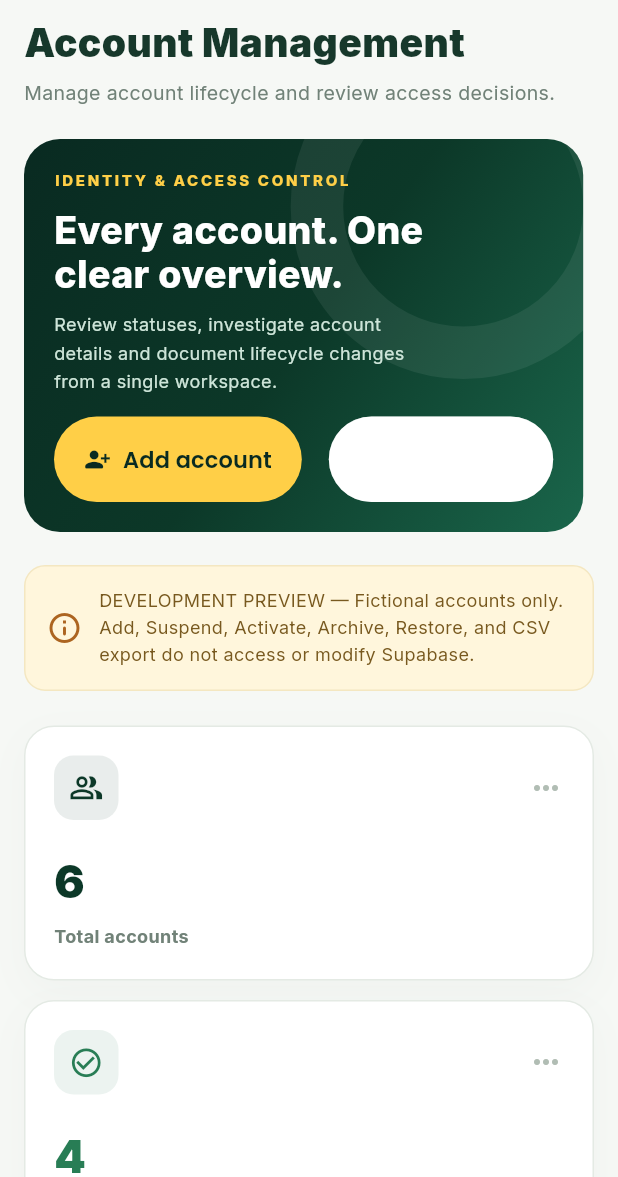
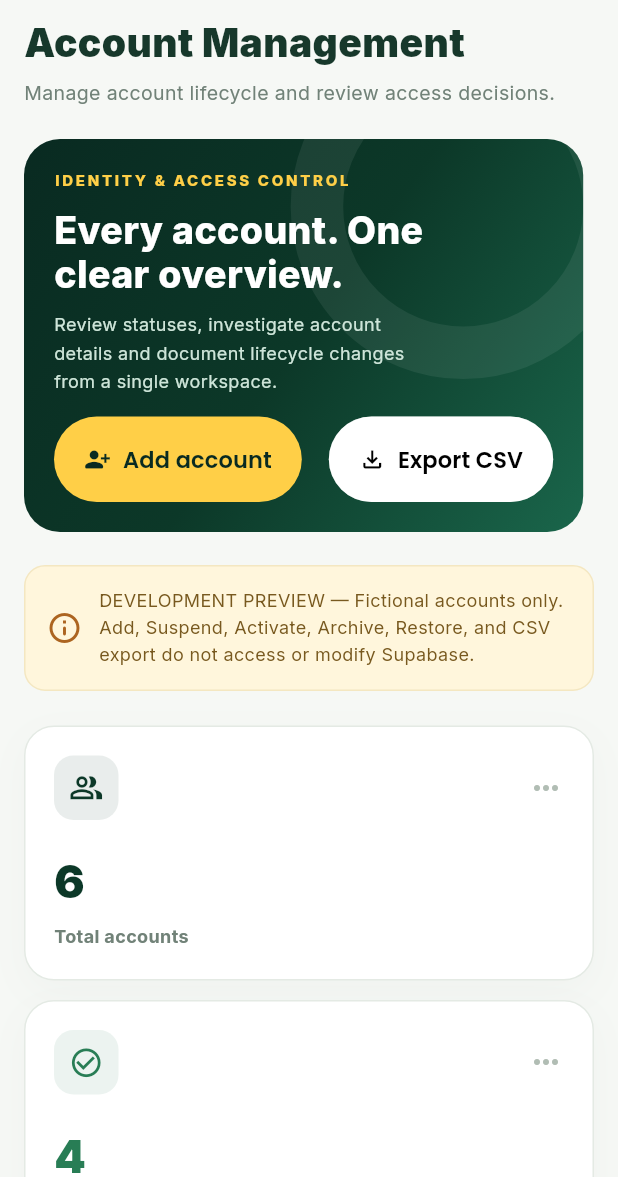
Before and after one commit to darleneangel/KAISA_APPLICATION, a Flutter app: the AccountManagementPage widget shown alone on an empty page, opened directly, on a phone screen of 412 x 824 dp, the part 59-1236 px from its top. Run offline on Flutter 3.47's test engine with Material 3 defaults, Android fonts, the phone set to English and light mode, and no system bars; our stand-ins replace camera, csv, file_picker, fl_chart, flutter_colorpicker, flutter_riverpod and 9 more; missing offline and left inert: file_saver, mobile_scanner, universal_html; accounts and stored records are empty; network calls fail; project files that could hold a hidden picture were left out.

Commit message:
work ka na pls

```diff
--- a/lib/features/lgu_admin/dashboard/lgu_admin_dashboard_page.dart
+++ b/lib/features/lgu_admin/dashboard/lgu_admin_dashboard_page.dart
@@ -271,7 +271,7 @@ class _LguAdminDashboardPageState extends State<LguAdminDashboardPage> {
           icon: const Icon(Icons.apartment_rounded, size: 18),
           label: const Text('Open registry'),
           style: OutlinedButton.styleFrom(
-            foregroundColor: Colors.white,
+            foregroundColor: const Color.fromARGB(255, 0, 0, 0),
             side: const BorderSide(color: Colors.white54),
             padding: const EdgeInsets.symmetric(horizontal: 17, vertical: 15),
           ),
--- a/lib/features/lgu_admin/it/account_management_page.dart
+++ b/lib/features/lgu_admin/it/account_management_page.dart
@@ -923,7 +923,7 @@ class _AccountManagementPageState extends State<AccountManagementPage> {
                   OutlinedButton.icon(
                     onPressed: _exporting ? null : _exportCsv,
                     style: OutlinedButton.styleFrom(
-                      foregroundColor: Colors.white,
+                      foregroundColor: const Color.fromARGB(255, 0, 0, 0),
                       side: const BorderSide(color: Color(0x77FFFFFF)),
                       padding: const EdgeInsets.symmetric(
                         horizontal: 20,
--- a/lib/features/lgu_admin/it/backup_recovery_page.dart
+++ b/lib/features/lgu_admin/it/backup_recovery_page.dart
@@ -810,7 +810,7 @@ class _BackupRecoveryPageState extends State<BackupRecoveryPage> {
         OutlinedButton.icon(
           onPressed: _planRecoveryTest,
           style: OutlinedButton.styleFrom(
-            foregroundColor: Colors.white,
+            foregroundColor: const Color.fromARGB(255, 0, 0, 0),
             side: const BorderSide(color: Color(0x88FFFFFF)),
             padding: const EdgeInsets.symmetric(horizontal: 17, vertical: 17),
           ),
```
